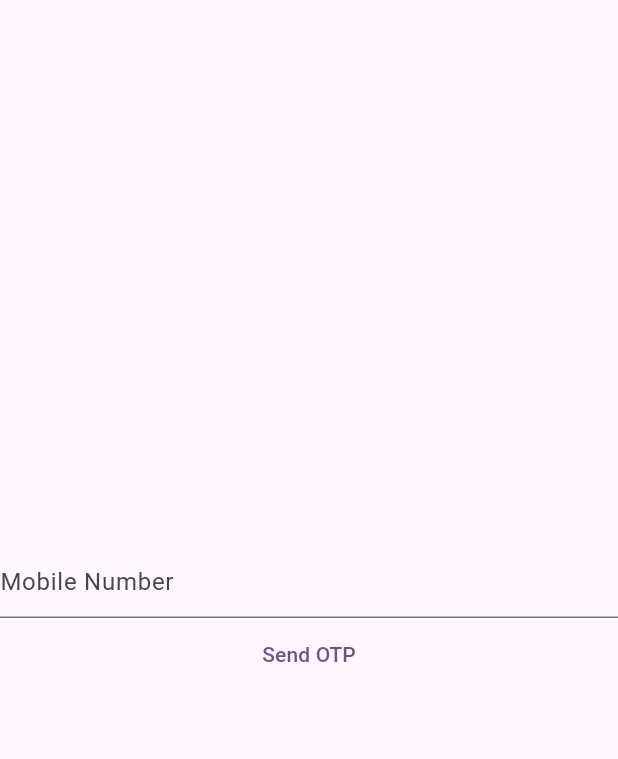
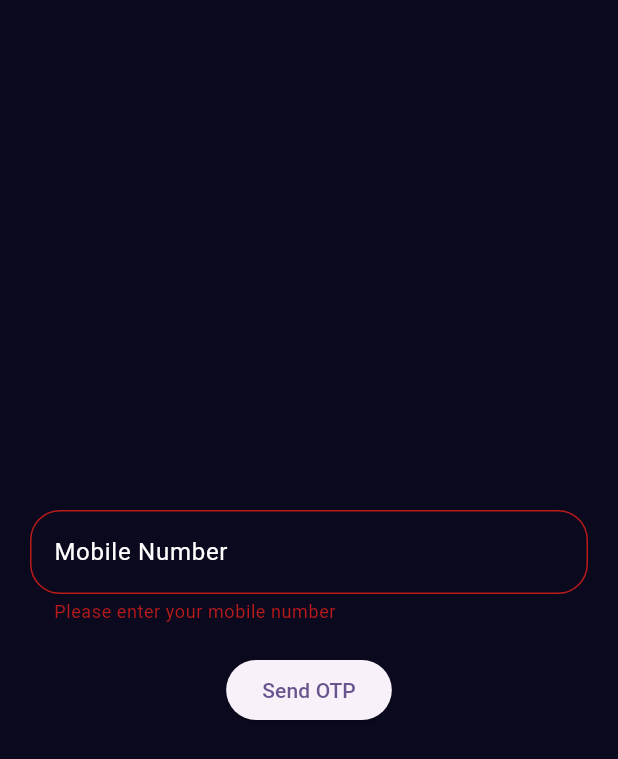
Before and after one commit to PS9757/music_app, a Flutter app: the SignUp screen opened directly, after a tap on "Send OTP", on a phone screen of 412 x 824 dp. Shown: the top 759 px of the screen. Run offline on Flutter 3.47's test engine with Material 2 defaults, Android fonts, the phone set to English and light mode, and no system bars; our stand-ins replace audioplayers, bloc, cloud_firestore, firebase_auth, firebase_core, flutter_bloc and 3 more; missing offline and left inert: flutter_media_metadata; accounts and stored records are empty; network calls fail.

```diff
--- a/lib/main.dart
+++ b/lib/main.dart
@@ -2,6 +2,7 @@ import 'package:firebase_auth/firebase_auth.dart';
 import 'package:firebase_core/firebase_core.dart';
 import 'package:flutter/material.dart';
 import 'package:flutter_bloc/flutter_bloc.dart';
+import 'package:music_app/Src/Presentation/Views/Authentication/otp_confirmation.dart';
 import 'package:music_app/Src/Presentation/Views/Authentication/signUp.dart';
 import 'package:music_app/bottom_navbar.dart';
 import 'package:provider/provider.dart';
--- a/lib/src/Presentation/Views/Authentication/signUp.dart
+++ b/lib/src/Presentation/Views/Authentication/signUp.dart
@@ -1,26 +1,49 @@
 import 'package:firebase_auth/firebase_auth.dart';
-import 'package:flutter/cupertino.dart';
 import 'package:flutter/material.dart';
-
 import 'otp_confirmation.dart';
 
 class SignUp extends StatelessWidget {
   SignUp({Key? key}) : super(key: key);
   TextEditingController mobileNumberController = TextEditingController();
+  final GlobalKey<FormState> _formKey = GlobalKey<FormState>();
 
   @override
   Widget build(BuildContext context) {
     return SafeArea(
       child: Scaffold(
+        backgroundColor: Color(0xff0A091E),
         body: Column(
           mainAxisAlignment: MainAxisAlignment.center,
           children: [
-            TextField(
-              controller: mobileNumberController,
-              decoration: InputDecoration(hintText: "Mobile Number"),
+            Form(
+              key: _formKey,
+              child: Container(
+                margin: EdgeInsets.symmetric(horizontal: 20),
+
+                child: TextFormField(
+                  keyboardType: TextInputType.number,
+                  controller: mobileNumberController,
+                  decoration: InputDecoration(
+                      hintText: "Mobile Number",
+                      hintStyle: TextStyle(color: Colors.white),
+                      border: OutlineInputBorder(
+                          borderRadius: BorderRadius.circular(20))
+                  ),
+                  validator: (value) {
+                    if (value!.isEmpty) {
+                      return 'Please enter your mobile number';
+                    }
+                    // You can add more validation rules here.
+                    return null; // Return null if the input is valid.
+                  },
+                ),
+              ),
             ),
-            TextButton(
-                onPressed: () async{
+            SizedBox(height: 20,),
+            ElevatedButton(
+              onPressed: () async {
+                if (_formKey.currentState!.validate()) {
+                  // The form is valid, proceed with sending OTP.
                   await FirebaseAuth.instance.verifyPhoneNumber(
                     phoneNumber: '+91${mobileNumberController.text}',
                     verificationCompleted: (PhoneAuthCredential credential) async {
@@ -33,14 +56,18 @@ class SignUp extends StatelessWidget {
                     },
                     codeSent: (String verificationId, int? resendToken) {
                       Navigator.push(
-                          context,
-                          MaterialPageRoute(
-                              builder: (context) => OtpConfirm(verificationId: verificationId,)));
+                        context,
+                        MaterialPageRoute(
+                          builder: (context) => OtpConfirm(verificationId: verificationId),
+                        ),
+                      );
                     },
                     codeAutoRetrievalTimeout: (String verificationId) {},
                   );
-                },
-                child: Text("Send OTP"))
+                }
+              },
+              child: Text("Send OTP"),
+            ),
           ],
         ),
       ),
--- a/lib/src/Presentation/Views/Home/features/maximizedPlayer.dart
+++ b/lib/src/Presentation/Views/Home/features/maximizedPlayer.dart
@@ -42,7 +42,7 @@ class _MaximizedPlayerScreenState extends State<MaximizedPlayerScreen> {
     // print("================================${audioTrack.networkUrl}");
 
     // Set the audioTrack in AudioPlayerProvider
-    final audioPlayerProvider = Provider.of<AudioPlayerProvider>(context, listen: false);
+    final audioPlayerProvider = Provider.of<AudioPlayerProvider>(context, listen: true);
     audioPlayerProvider.setSingleAudioSource(audioTrack);
 
     return MaximizedMusicPlayer(
--- a/lib/src/Presentation/Views/Home/features/recently_played.dart
+++ b/lib/src/Presentation/Views/Home/features/recently_played.dart
@@ -46,7 +46,7 @@ class _RecentlyPlayedState extends State<RecentlyPlayed> {
           itemBuilder: (BuildContext context, int index) {
             return GestureDetector(
               onTap: (){
-                Navigator.of(context).push(MaximizedPlayerScreen(artist: "null", name: "null", photo: "null", url: "null", identifier: 0) as Route<Object?>);
+                // Navigator.of(context).push(MaximizedPlayerScreen(artist: "null", name: "null", photo: "null", url: "null", identifier: 0, list: [],) as Route<Object?>);
                 // Provider.of<AudioPlayerProvider>(context, listen: false).play();
                 // MaximizedMusicPlayer(
                 //   playerCustomizer: NamedPlayerCustomizer(
--- a/lib/src/Presentation/Views/Home/features/recomended_bloc/recomended_state.dart
+++ b/lib/src/Presentation/Views/Home/features/recomended_bloc/recomended_state.dart
@@ -8,7 +8,7 @@ class RecommendedInitial extends RecommendedState {}
 class RecommendedLoading extends RecommendedState {}
 
 class RecommendedLoaded extends RecommendedState {
-  final List<Map<String, dynamic>> musicData; // Adjust the data type accordingly
+  final List<Map<String, dynamic>> musicData;// Adjust the data type accordingly
 
   RecommendedLoaded(this.musicData);
 }
```
Also changed, not shown: lib/src/Presentation/Views/Authentication/otp_confirmation.dart (+17 -4 lines).
